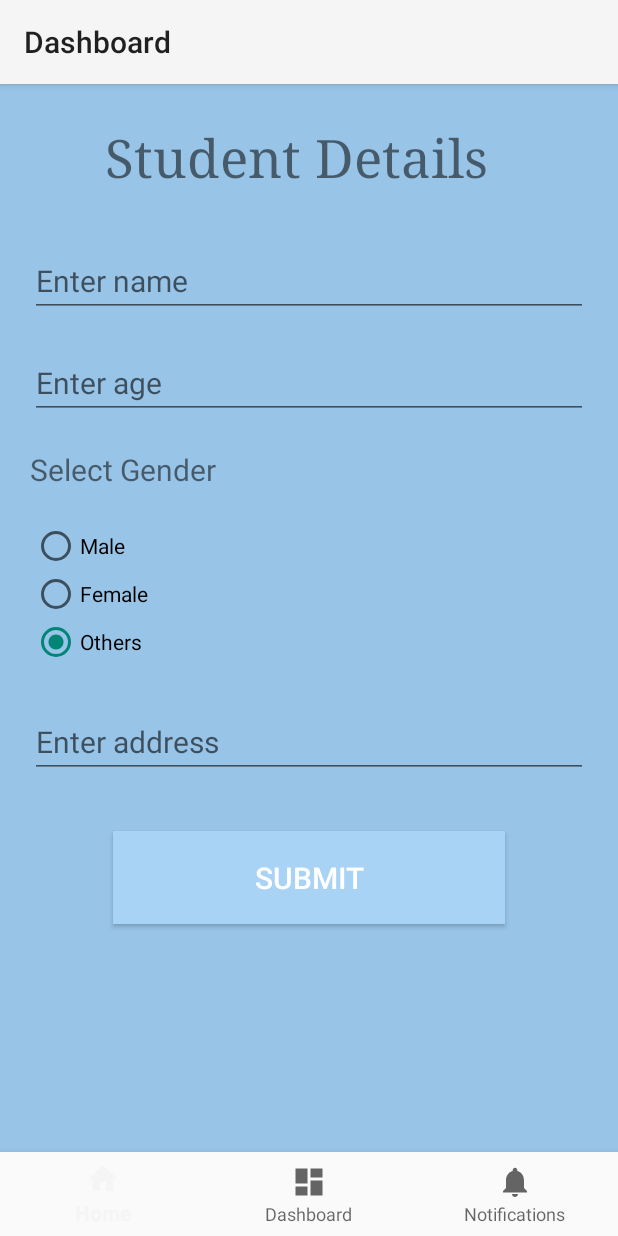
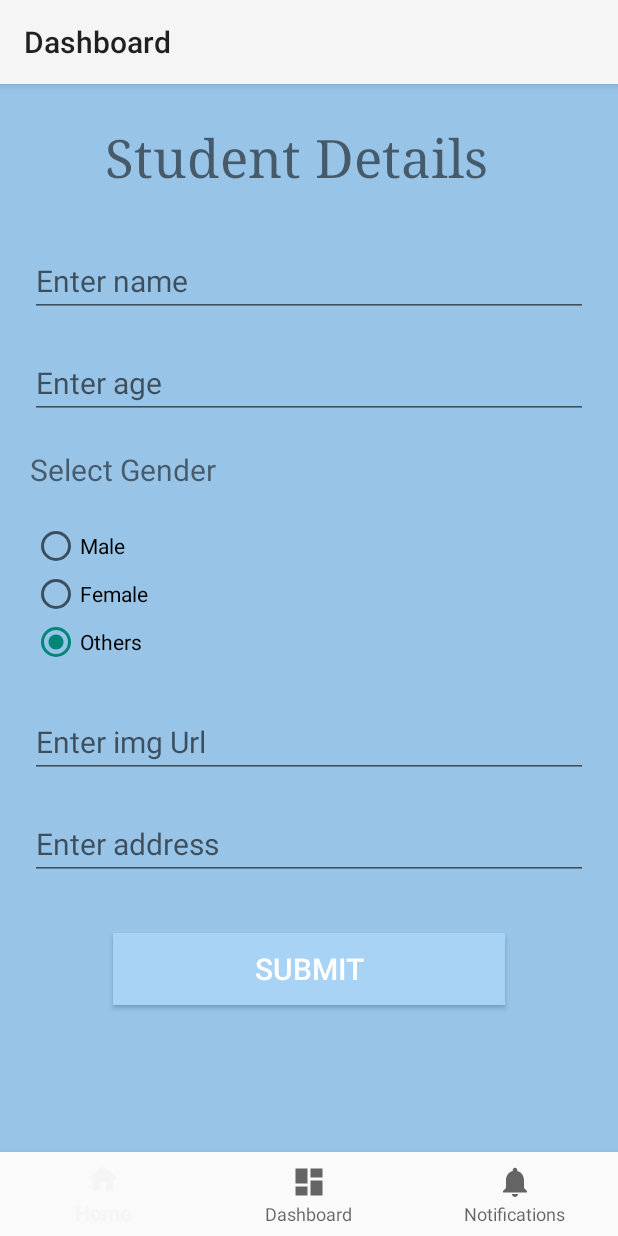
Before and after one commit to sam33na/SoftUser-Week6-Assignment, an Android app: the RegisterFragment screen opened through its navigation route, after a tap on "SUBMIT", on a phone screen of 412 x 824 dp. Run offline under Robolectric (Android 15) with nearby library versions, the phone set to English and light mode, and no system bars; our stand-ins replace navigation-ui; 1 statement that could not run was skipped; 3 other taps on this screen came first.

Commit message:
student adapter done

```diff
--- a/app/src/main/java/com/sr/studentregister/Adapter/StudentAdapter.kt
+++ b/app/src/main/java/com/sr/studentregister/Adapter/StudentAdapter.kt
@@ -1,6 +1,5 @@
 package com.sr.studentregister.Adapter
 
-import android.content.Context
 import android.view.LayoutInflater
 import android.view.View
 import android.view.ViewGroup
@@ -10,10 +9,11 @@ import androidx.recyclerview.widget.RecyclerView
 import com.bumptech.glide.Glide
 import com.sr.studentregister.Model.Students
 import com.sr.studentregister.R
+import com.sr.studentregister.ui.home.HomeFragment
 
 class StudentAdapter(
     val lstStd:ArrayList<Students>,
-    val context:Context
+    val context: HomeFragment
 ):RecyclerView.Adapter<StudentAdapter.StudentViewHolder>()
 {
     class StudentViewHolder(view: View):RecyclerView.ViewHolder(view)
--- a/app/src/main/java/com/sr/studentregister/Model/Students.kt
+++ b/app/src/main/java/com/sr/studentregister/Model/Students.kt
@@ -1,9 +1,9 @@
 package com.sr.studentregister.Model
 
 data class Students (
-    val stdDpUrl:String?=null,
     val stdName:String?=null,
     val stdAddress:String?=null,
     val stdAge:Int?=null,
-    val stdGender:String?=null
+    val stdGender:String?=null,
+    val stdDpUrl:String?=null
 )
--- a/app/src/main/java/com/sr/studentregister/ui/home/HomeFragment.kt
+++ b/app/src/main/java/com/sr/studentregister/ui/home/HomeFragment.kt
@@ -4,20 +4,32 @@ import android.os.Bundle
 import android.view.LayoutInflater
 import android.view.View
 import android.view.ViewGroup
-import android.widget.TextView
 import androidx.fragment.app.Fragment
-import androidx.lifecycle.Observer
-import androidx.lifecycle.ViewModelProvider
+import androidx.recyclerview.widget.LinearLayoutManager
+import androidx.recyclerview.widget.RecyclerView
+import com.sr.studentregister.Adapter.StudentAdapter
+import com.sr.studentregister.Model.Students
 import com.sr.studentregister.R
 
 class HomeFragment : Fragment() {
 
+    private var lstStds= ArrayList<Students>()
+    private lateinit var recyclerView: RecyclerView
     override fun onCreateView(
         inflater: LayoutInflater,
         container: ViewGroup?,
         savedInstanceState: Bundle?
     ): View? {
         val view = inflater.inflate(R.layout.fragment_home, container, false)
+        recyclerView=view.findViewById(R.id.recyclerView)
+        //fill arraylist w/ actors
+        loadActors()
+        val adapter=StudentAdapter(lstStds,this)
+        recyclerView.adapter
         return view
     }
+    private fun loadActors()
+    {
+
+    }
 }
--- a/app/src/main/java/com/sr/studentregister/ui/register/RegisterFragment.kt
+++ b/app/src/main/java/com/sr/studentregister/ui/register/RegisterFragment.kt
@@ -13,6 +13,7 @@ class RegisterFragment : Fragment() {
     private lateinit var etName: EditText
     private lateinit var etAge: EditText
     private lateinit var etAddress: EditText
+    private lateinit var etUrl: EditText
     private lateinit var radGrp: RadioGroup
     private lateinit var male: RadioButton
     private lateinit var female: RadioButton
@@ -30,6 +31,7 @@ class RegisterFragment : Fragment() {
         etName=view.findViewById(R.id.etName)
         etAddress=view.findViewById(R.id.etAddress)
         etAge=view.findViewById(R.id.etAge)
+        etUrl=view.findViewById(R.id.etUrl)
         radGrp=view.findViewById(R.id.radioGrp)
         male=view.findViewById(R.id.radMale)
         female=view.findViewById(R.id.radFemale)
@@ -49,7 +51,8 @@ class RegisterFragment : Fragment() {
             var name= etName.text.toString()
             var address= etAddress.text.toString()
             var age= etAge.text.toString().toInt()
-            var Student=Students(name, address, age, gender)
+            var url= etUrl.text.toString()
+            var Student=Students(name, address, age, gender, url)
             list.add(Student)
             Toast.makeText(context,"Student added", Toast.LENGTH_LONG).show()
         }
--- a/app/src/main/res/layout/fragment_register.xml
+++ b/app/src/main/res/layout/fragment_register.xml
@@ -74,6 +74,15 @@
         android:layout_marginLeft="20dp"
         android:layout_marginTop="5dp"
         android:layout_marginRight="20dp"
+        android:hint="Enter img Url"
+        android:textSize="20sp" />
+    <EditText
+        android:id="@+id/etUrl"
+        android:layout_width="match_parent"
+        android:layout_height="wrap_content"
+        android:layout_marginLeft="20dp"
+        android:layout_marginTop="20dp"
+        android:layout_marginRight="20dp"
         android:hint="Enter address"
         android:textSize="20sp" />
 
@@ -85,7 +94,6 @@
         android:layout_marginTop="35dp"
         android:layout_marginRight="75dp"
         android:background="#A9D3F4"
-        android:padding="17dp"
         android:text="Submit"
         android:textColor="@color/white"
         android:textSize="20dp" />
```
